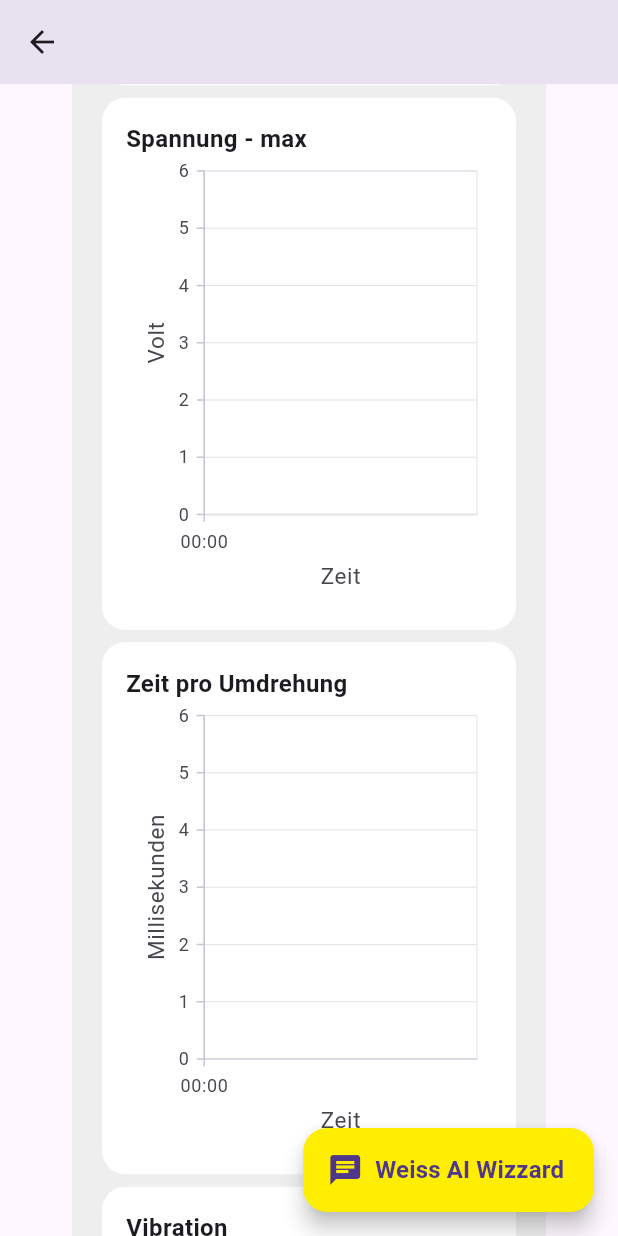
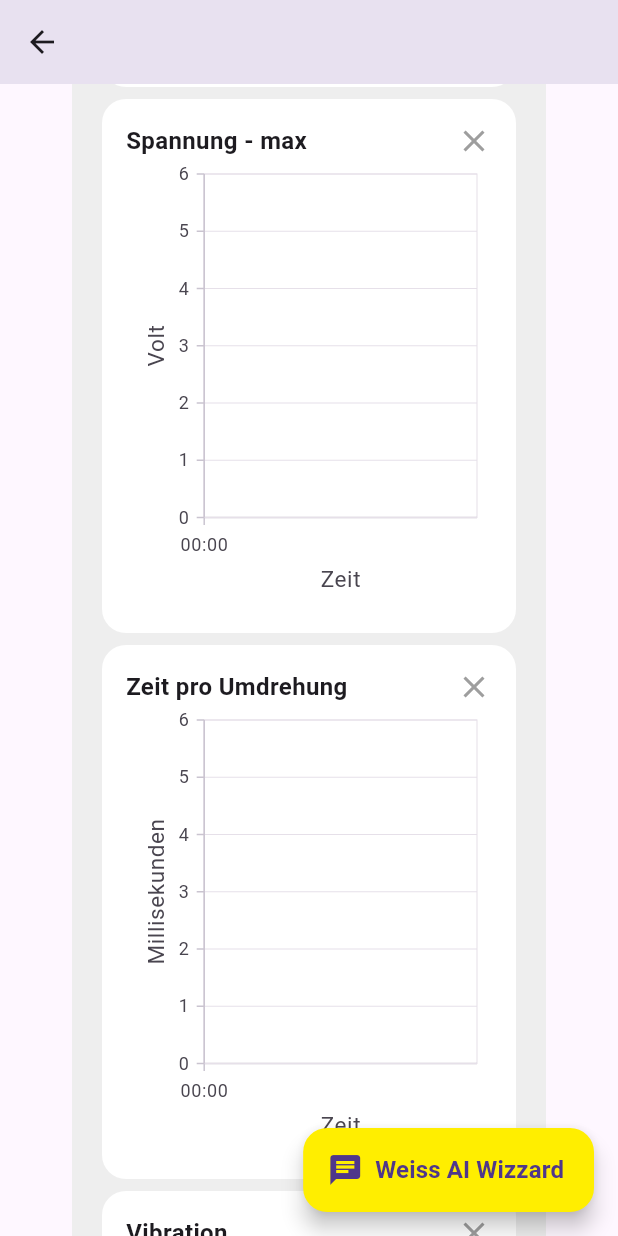
Before and after one commit to MarcDietmann/weiss, a Flutter app: the MachineDetailScreen screen opened directly, scrolled down 1152 dp, on a phone screen of 412 x 824 dp. Run offline on Flutter 3.47's test engine with Material 2 defaults, Android fonts, the light colour scheme and no system bars; our stand-ins replace connectivity_plus, syncfusion_flutter_charts, typed_data; missing offline and left inert: mqtt_client, open_settings, qr_code_scanner.

Commit message:
added contact button and icons

```diff
--- a/lib/machine_detail_screen.dart
+++ b/lib/machine_detail_screen.dart
@@ -5,6 +5,7 @@ import 'package:provider/provider.dart';
 import 'package:syncfusion_flutter_charts/charts.dart';
 import 'package:url_launcher/url_launcher_string.dart';
 import 'package:weiss_app/utils/diagnostics_provider.dart';
+import 'package:weiss_app/utils/mqtt_provider.dart';
 import 'package:weiss_app/widgets/diagnostics_list.dart';
 import 'package:weiss_app/widgets/helper_chat.dart';
 import 'package:weiss_app/widgets/rounded_container.dart';
@@ -85,11 +86,61 @@ class MachineDetailScreen extends StatelessWidget {
                           mapping: (
                             Map data,
                           ) =>
-                              (data["temperature"] as double),
+                              ((data["temperature"] ?? 40.0) as double),
                         ),
-                        Chart(title: "Spannung - max", topic: DiagnosticsProvider.maxVoltageLastCycleTopic, ytitle: "Volt", mapping: (Map data,) => (data["MaxLastCycle"] as double)),
-                        Chart(title: "Zeit pro Umdrehung", topic: DiagnosticsProvider.turnTimeTopic, ytitle: "Millisekunden", mapping: (Map data,) => ((data["CycleTimeSensorLowToSensorHigh"]??0) as int).toDouble()),
-                        Chart(title: "Vibration", topic: DiagnosticsProvider.vibrationTopic, ytitle: "G", mapping: (Map data,) => (data["adxlX"]["Key Values"]["peak_high_frequency"] as double)),
+                        Chart(
+                            title: "Spannung - max",
+                            topic: DiagnosticsProvider.maxVoltageLastCycleTopic,
+                            ytitle: "Volt",
+                            mapping: (
+                              Map data,
+                            ) =>
+                                (data["MaxLastCycle"] as double)),
+                        Chart(
+                            title: "Zeit pro Umdrehung",
+                            topic: DiagnosticsProvider.turnTimeTopic,
+                            ytitle: "Millisekunden",
+                            mapping: (
+                              Map data,
+                            ) =>
+                                ((data["CycleTimeSensorLowToSensorHigh"] ?? 0)
+                                        as int)
+                                    .toDouble()),
+                        Chart(
+                            title: "Vibration",
+                            topic: DiagnosticsProvider.vibrationTopic,
+                            ytitle: "G",
+                            mapping: (
+                              Map data,
+                            ) =>
+                                (data["adxlX"]["Key Values"]
+                                    ["peak_high_frequency"] as double)),
+                        SizedBox(
+                          height: 8,
+                        ),
+                        RoundedContainer(
+                          width: double.infinity,
+
+                          color: Colors.white,
+                          child: Padding(
+                            padding: const EdgeInsets.all(48.0),
+                            child: Column(
+                              children: [
+                                Icon(
+                                  Icons.add,
+                                  size: 48,
+                                ),
+                                SizedBox(
+                                  height: 16,
+                                ),
+                                Text(
+                                  "Weitere Diagramme einbinden",
+                                  style: kSubHeadingStyle,
+                                )
+                              ],
+                            ),
+                          ),
+                        )
                       ],
                     ),
                   ),
@@ -128,7 +179,7 @@ class TCMachineCard extends StatelessWidget {
 
   @override
   Widget build(BuildContext context) {
-    double height = onDetailScreen ? double.infinity : 200;
+    double height = onDetailScreen ? double.infinity : 220;
     return Container(
       height: height,
       child: GestureDetector(
@@ -177,26 +228,53 @@ class TCMachineCard extends StatelessWidget {
                         Spacer(),
                         !onDetailScreen
                             ? SizedBox()
-                            : TextButton(onPressed: (){
-                              launchUrlString("https://www.weiss-world.com/de-de/products/rundschalttische-44/rundschalttisch-45");
-                        }, child: Text("Dokumentation",
-                            style: kSubHeadingStyle.copyWith(color: Colors.blue)))
+                            : TextButton(
+                                onPressed: () {
+                                  launchUrlString(
+                                      "https://www.weiss-world.com/de-de/products/rundschalttische-44/rundschalttisch-45");
+                                },
+                                child: Text("Dokumentation",
+                                    style: kSubHeadingStyle.copyWith(
+                                        color: Colors.blue))),
                       ],
                     ),
                     Spacer(
                       flex: 2,
                     ),
-                    Image.asset(
-                      "assets/images/tc320t.png",
-                      height: min(200, height * 0.7),
+                    Column(
+                      mainAxisAlignment: MainAxisAlignment.center,
+                      children: [
+                        !onDetailScreen
+                            ? SizedBox():Padding(
+                          padding: const EdgeInsets.only(top: 16.0),
+                          child: RoundedContainer(color: kYellow, child: Padding(
+                            padding: const EdgeInsets.all(16.0),
+                            child: Row(
+                              children: [
+                                Icon(Icons.phone,color: Colors.black,),
+                                SizedBox(width: 8,),
+                                Text("Kunden kontaktieren",style: kSubHeadingStyle,),
+                              ],
+                            ),
+                          ),),
+                        ),
+                        Spacer(),
+                        Image.asset(
+                          "assets/images/tc320t.png",
+                          height: min(200, height * 0.7),
+                        ),
+                        Spacer(),
+                      ],
                     ),
-                    Spacer(flex: 1,),
-
+                    Spacer(
+                      flex: 1,
+                    ),
                     onDetailScreen
                         ? SizedBox()
                         : StatusDisplay(
                             small: !onDetailScreen,
-                      status: Provider.of<DiagnosticsProvider>(context).getTotalMachineStatus(),
+                            status: Provider.of<DiagnosticsProvider>(context)
+                                .getTotalMachineStatus(),
                           ),
                   ],
                 ),
@@ -233,7 +311,13 @@ class Chart extends StatelessWidget {
           child: Column(
             crossAxisAlignment: CrossAxisAlignment.start,
             children: [
-              Text(title, style: kSubHeadingStyle),
+              Row(
+                children: [
+                  Text(title, style: kSubHeadingStyle),
+                  Spacer(),
+                  Icon(Icons.close, color: Colors.grey),
+                ],
+              ),
               SfCartesianChart(
                 primaryXAxis: DateTimeAxis(title: AxisTitle(text: "Zeit")),
                 primaryYAxis: NumericAxis(title: AxisTitle(text: ytitle)),
@@ -243,7 +327,8 @@ class Chart extends StatelessWidget {
                         .getData(topic),
                     xValueMapper: (Map data, _) =>
                         DateTime.fromMillisecondsSinceEpoch(
-                            data["julian_timestamp"]),
+                            data["julian_timestamp"] ??
+                                DateTime(2023, 1, 1).millisecondsSinceEpoch),
                     yValueMapper: (Map data, _) => mapping(data),
                     name: title,
                     markerSettings: MarkerSettings(isVisible: true),
--- a/lib/utils/diagnostics_provider.dart
+++ b/lib/utils/diagnostics_provider.dart
@@ -47,7 +47,13 @@ class DiagnosticsProvider extends ChangeNotifier {
     },
   };
 
-  Map<String, List<Map>> _data = {};
+  Map<String, List<Map>> _data = {
+    temperatureTopic: [],
+    vibrationTopic: [],
+    totalCycleTopic: [],
+    maxVoltageLastCycleTopic: [],
+    turnTimeTopic: []
+  };
 
   // {
   //   "Wallduern/Hackathon/TC150T/DeviceProperties/Temperature_processed": [
@@ -84,6 +90,7 @@ class DiagnosticsProvider extends ChangeNotifier {
 
   Map getLatestValue(String topic) {
     if (_data[topic] == null) return {};
+    if(_data[topic]!.isEmpty) return {};
     return _data[topic]!.last;
   }
 
```
Also changed, not shown: lib/overview_screen.dart (+34 -7 lines), pubspec.yaml (+14 -4 lines), assets/images/logo_high_res.png (added), pubspec.lock, 25 other files.
